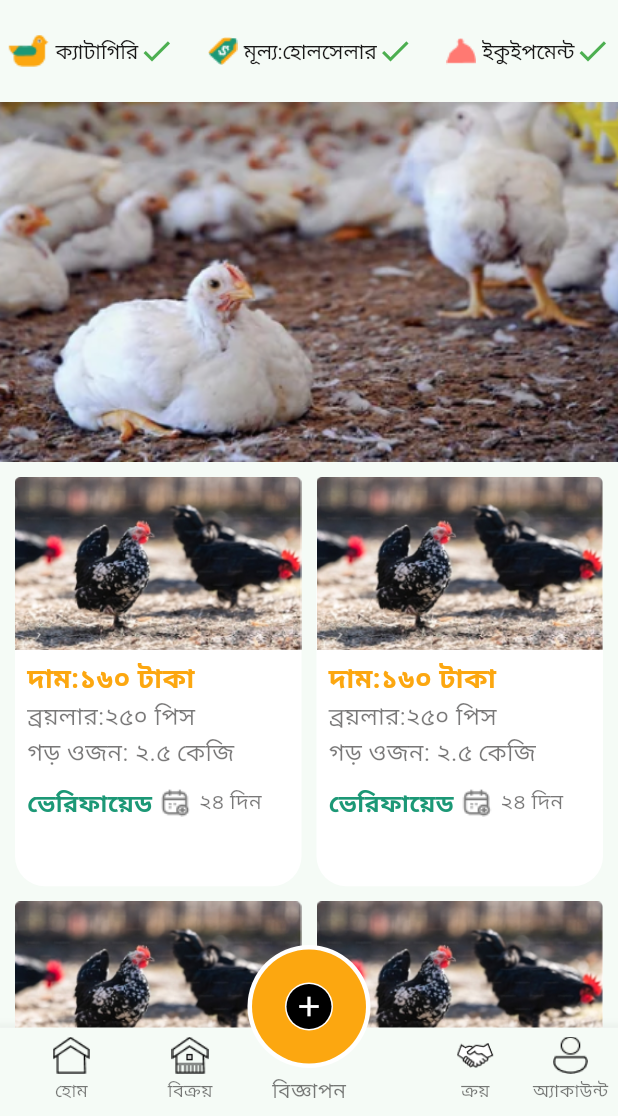
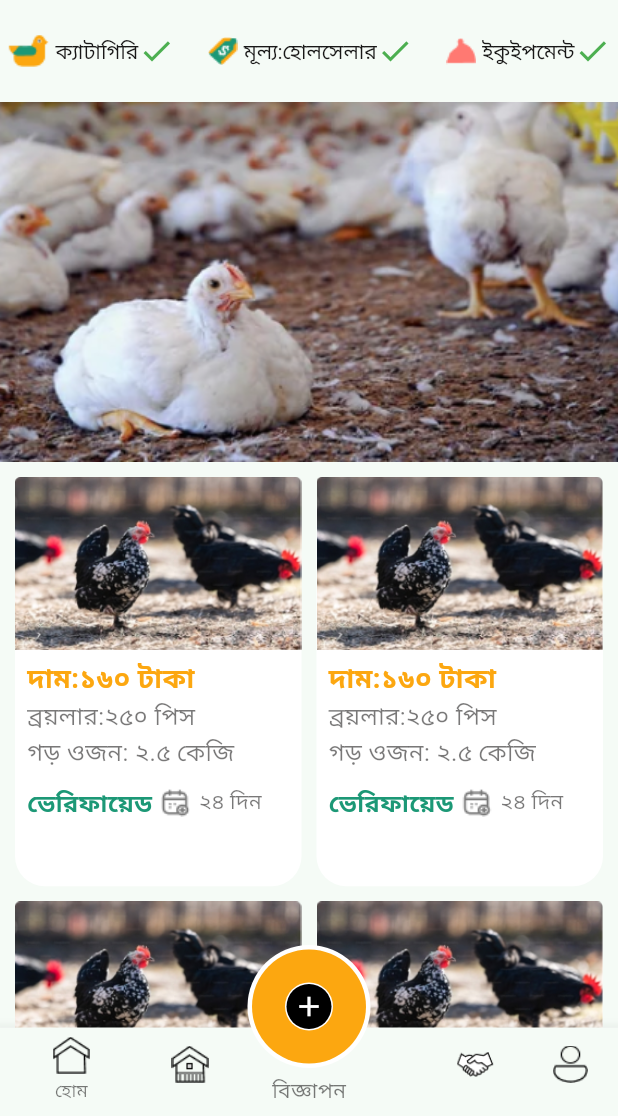
Before and after one commit to Milon3658/chicken_app, a Flutter app: the screen it shows after launch, on a phone screen of 412 x 824 dp, the part 120-1236 px from its top. Run offline on Flutter 3.47's test engine with Material 3 defaults, Android fonts, the phone set to English and light mode, and no system bars; our stand-ins replace gap, get.

Commit message:
Update MainPageView to hide unselected labels for improved UI clarity

```diff
--- a/lib/app/modules/mainpage/views/mainpage_view.dart
+++ b/lib/app/modules/mainpage/views/mainpage_view.dart
@@ -52,7 +52,7 @@ class _MainpageViewState extends State<MainpageView> {
         backgroundColor: Colors.white,
         selectedFontSize: 12,
         selectedLabelStyle: TextStyle(
-          height: 1.8, // Adjust spacing: default is around 1.0
+          height: 1.8,
         ),
         unselectedLabelStyle: TextStyle(
           height: 1.8, // Consistent gap for unselected items
@@ -60,7 +60,7 @@ class _MainpageViewState extends State<MainpageView> {
         selectedItemColor: greyText.withOpacity(0.58),
         unselectedItemColor: greyText.withOpacity(0.58),
         showSelectedLabels: true,
-        showUnselectedLabels: true,
+        showUnselectedLabels: false,
         currentIndex: _currentIndex,
         onTap: _onItemTapped,
         items: [
```
